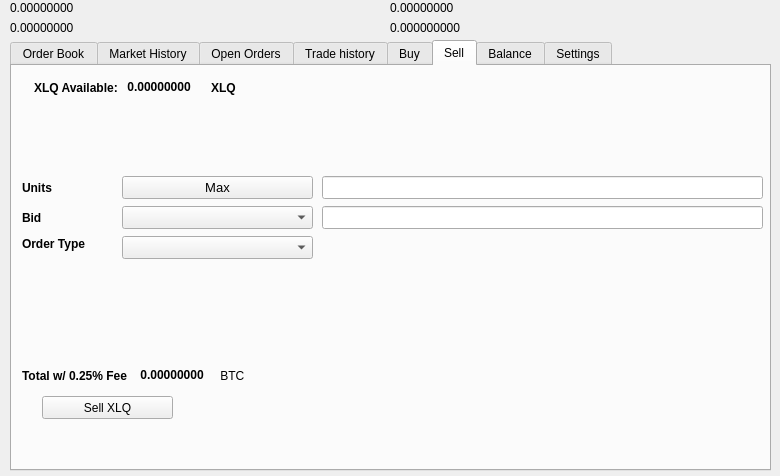
Above: src/qt/forms/tradingdialog.ui from piklock/FAQO before the change. Below: the same form after it.
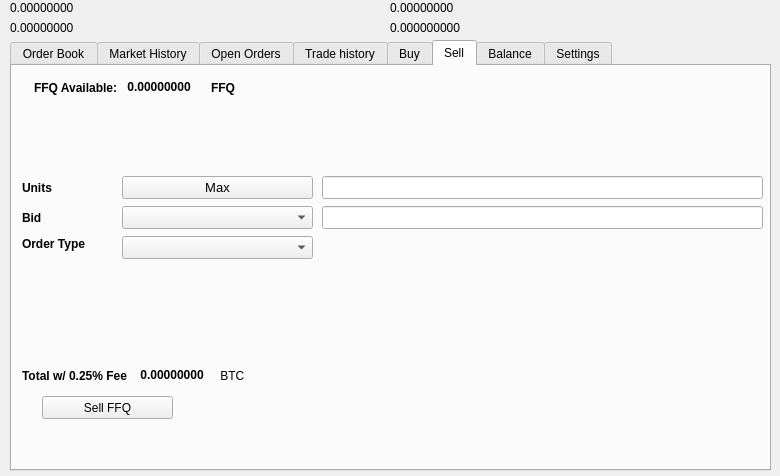
That is the form after the change. The open tabs and pages were chosen to show the change. Icons and pictures are not drawn.

```diff
--- a/src/qt/forms/tradingdialog.ui
+++ b/src/qt/forms/tradingdialog.ui
@@ -1751,7 +1751,7 @@
       </rect>
      </property>
      <property name="text">
-      <string>Sell XLQ</string>
+      <string>Sell FFQ</string>
      </property>
      <property name="icon">
       <iconset resource="../faqo">
@@ -1777,7 +1777,7 @@
          </font>
         </property>
         <property name="text">
-         <string>XLQ Available:</string>
+         <string>FFQ Available:</string>
         </property>
        </widget>
       </item>
@@ -2221,7 +2221,7 @@
          </font>
         </property>
         <property name="text">
-         <string>XLQ</string>
+         <string>FFQ</string>
         </property>
        </widget>
       </item>
```
Left out of the diff: 34 changed lines with no effect on the pictures.
